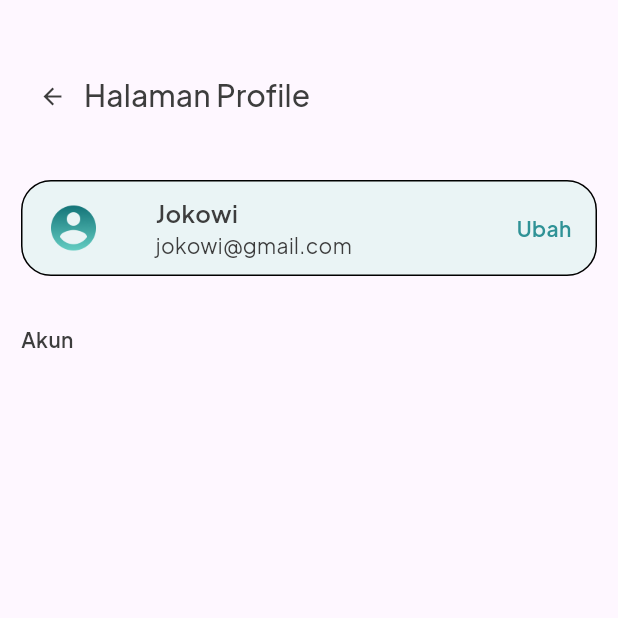
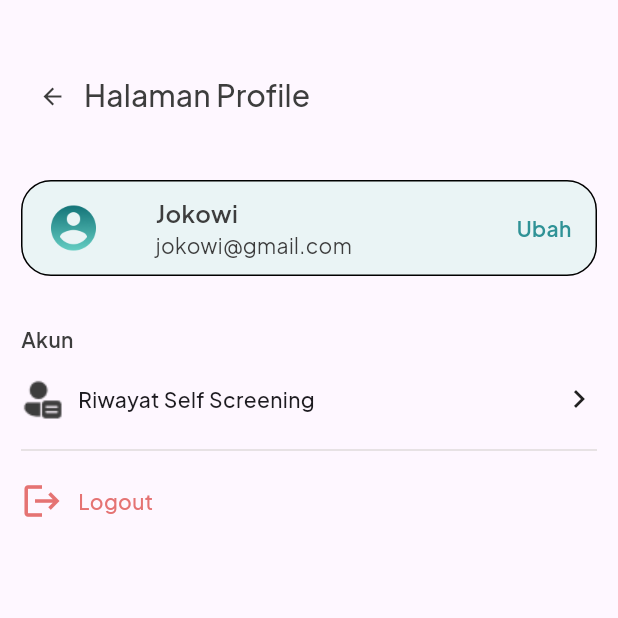
Before and after one commit to Kalma-Project/Kalma-Mobile, a Flutter app: the Profile screen opened directly, on a phone screen of 412 x 824 dp, the top half of it. Run offline on Flutter 3.47's test engine with Material 3 defaults, Android fonts, the phone set to English and light mode, and no system bars; our stand-ins replace audioplayers, flutter_svg, google_fonts, image_picker, shared_preferences; missing offline and left inert: dart:ffi; accounts and stored records are empty.

Commit message:
adding profile history self screen n logout

```diff
--- a/lib/general/profile/data/user_data.dart
+++ b/lib/general/profile/data/user_data.dart
@@ -5,4 +5,14 @@ class User{
   String userPhoneNumber;
   String userEmail;
   String userImg;
+
+  // User.fromJson(json){
+  //   userImg = json[userImg];
+  //   userPhoneNumber = json[userPhoneNumber];
+  //   userEmail = json[userEmail];
+  //   userName = json[userName];
+  // }
 }
+
+//dummy data
+User dataUser = User(userEmail: 'jokowi@gmail.com', userImg: 'images/profile_icon.png', userName: 'Jokowi', userPhoneNumber: '081299847210');
--- a/lib/general/profile/screen/profile_screen.dart
+++ b/lib/general/profile/screen/profile_screen.dart
@@ -1,6 +1,9 @@
 import 'package:flutter/material.dart';
+import 'package:flutter_ta/general/profile/data/user_data.dart';
 import 'package:flutter_ta/general/profile/screen/change_profile_screen.dart';
+import 'package:flutter_ta/self_screening/screen/history_self_screening_screen.dart';
 import 'package:google_fonts/google_fonts.dart';
+import 'package:flutter_ta/general/profile/widget/logout_dialog.dart';
 
 class Profile extends StatelessWidget {
   const Profile({super.key});
@@ -23,15 +26,24 @@ class Profile extends StatelessWidget {
                     child: Row(
                       children: [
                         const Icon(Icons.arrow_back, color: Color(0xff3D3D3D)),
-                        const SizedBox(width: 12,),
-                        Text('Halaman Profile', style: GoogleFonts.plusJakartaSans(color: const Color(0xff3D3D3D), fontSize: 20, fontWeight: FontWeight.w500 ),
+                        const SizedBox(
+                          width: 12,
+                        ),
+                        Text(
+                          'Halaman Profile',
+                          style: GoogleFonts.plusJakartaSans(
+                              color: const Color(0xff3D3D3D),
+                              fontSize: 20,
+                              fontWeight: FontWeight.w500),
                         )
                       ],
                     ),
                   )
                 ],
               ),
-              const SizedBox(height: 32,),
+              const SizedBox(
+                height: 32,
+              ),
               Container(
                 width: double.infinity,
                 height: 64,
@@ -43,52 +55,112 @@ class Profile extends StatelessWidget {
                   ),
                   borderRadius: BorderRadius.circular(20),
                 ),
-                child:  Padding(
+                child: Padding(
                   padding: const EdgeInsets.symmetric(horizontal: 16),
                   child: Row(
                     mainAxisAlignment: MainAxisAlignment.spaceBetween,
                     crossAxisAlignment: CrossAxisAlignment.center,
                     children: [
-                      const Image(image: AssetImage('images/profile_icon.png'), width: 36, height: 36,),
+                      const Image(
+                        image: AssetImage('images/profile_icon.png'),
+                        width: 36,
+                        height: 36,
+                      ),
                       SizedBox(
                         width: 204,
                         child: Column(
                           crossAxisAlignment: CrossAxisAlignment.start,
                           mainAxisAlignment: MainAxisAlignment.center,
                           children: [
-                            Text('Jokowi', style: GoogleFonts.plusJakartaSans(
+                            Text(
+                              dataUser.userName,
+                              style: GoogleFonts.plusJakartaSans(
                                 fontWeight: FontWeight.w600,
                                 fontSize: 16,
                                 color: const Color(0xFF3D3D3D),
-                            ),),
-                            Text('jokowi@gmail.com', style: GoogleFonts.plusJakartaSans(
+                              ),
+                            ),
+                            Text(dataUser.userEmail,
+                                style: GoogleFonts.plusJakartaSans(
                                   fontWeight: FontWeight.w400,
                                   fontSize: 14,
-                              color: const Color(0xff3D3D3D),)
-                            ),
+                                  color: const Color(0xff3D3D3D),
+                                )),
                           ],
                         ),
                       ),
                       GestureDetector(
-                        onTap: (){
-                          Navigator.push(context, MaterialPageRoute(builder: (context) => const ChangeProfile(),),);
+                        onTap: () {
+                          Navigator.push(
+                            context,
+                            MaterialPageRoute(
+                              builder: (context) => const ChangeProfile(),
+                            ),
+                          );
                         },
-                        child: Text('Ubah', style: GoogleFonts.plusJakartaSans(
+                        child: Text('Ubah',
+                            style: GoogleFonts.plusJakartaSans(
                               fontWeight: FontWeight.w600,
                               fontSize: 14,
-                          color: const Color(0xFF2F9296),)),
+                              color: const Color(0xFF2F9296),
+                            )),
                       ),
                     ],
                   ),
                 ),
               ),
-              const SizedBox(height: 32,),
-              Text('Akun', style: GoogleFonts.plusJakartaSans(
+              const SizedBox(
+                height: 32,
+              ),
+              Text(
+                'Akun',
+                style: GoogleFonts.plusJakartaSans(
                   fontSize: 14,
                   fontWeight: FontWeight.w600,
                   color: const Color(0xff3D3D3D),
-              ),),
-
+                ),
+              ),
+              SizedBox(height: 16,),
+              GestureDetector(
+                onTap: () => Navigator.push(context, MaterialPageRoute(builder: (context) => const HistorySelfScreening())),
+                child: Row(
+                  mainAxisAlignment: MainAxisAlignment.spaceBetween,
+                  crossAxisAlignment: CrossAxisAlignment.center,
+                  children: [
+                    Row(
+                      children: [
+                        Image.asset('images/fluent_person-note-24-filled.png',width: 28, height: 28,),
+                        SizedBox(width: 10,),
+                        Text('Riwayat Self Screening', style: GoogleFonts.plusJakartaSans(fontSize: 14, fontWeight: FontWeight.w500),)
+                      ],
+                    ),
+                    Icon(Icons.chevron_right),
+                  ],
+                ),
+              ),
+              const SizedBox(height: 12,),
+              const Divider(
+                color: Color(0xffE0DBDB),
+                thickness: 1,
+              ),
+              SizedBox(height: 12,),
+              GestureDetector(
+                onTap: ()=> showLogoutConfirmationDialog(context),
+                child: Row(
+                  mainAxisAlignment: MainAxisAlignment.spaceBetween,
+                  crossAxisAlignment: CrossAxisAlignment.center,
+                  children: [
+                    Row(
+                      children: [
+                        Icon(Icons.logout, size: 28, color: Colors.red.shade300,),
+                        const SizedBox(width: 10,),
+                        Text('Logout', style: GoogleFonts.plusJakartaSans(fontSize: 14, fontWeight: FontWeight.w500, color: Colors.red.shade300),)
+                      ],
+                    ),
+                    // Icon(Icons.chevron_right, color: Colors.red.shade300,),
+                  ],
+                ),
+              ),
             ],
           ),
         ),
--- a/pubspec.yaml
+++ b/pubspec.yaml
@@ -17,6 +17,7 @@ dependencies:
   provider: ^6.1.2
   audioplayers: ^6.0.0
   shared_preferences: ^2.0.8
+  http: ^1.2.1
 
 dev_dependencies:
   flutter_test:
```
Also changed, not shown: lib/general/dashboard/screen/home/home_screen.dart (+7 -6 lines), lib/general/profile/screen/change_profile_screen.dart (+4 -3 lines), lib/general/profile/widget/logout_dialog.dart (added, +30 -0 lines), lib/self_screening/screen/history_self_screening_screen.dart (added, +15 -0 lines), images/fluent_person-note-24-filled.png (added), pubspec.lock. Lines whose indentation alone changed are shown as unchanged.
